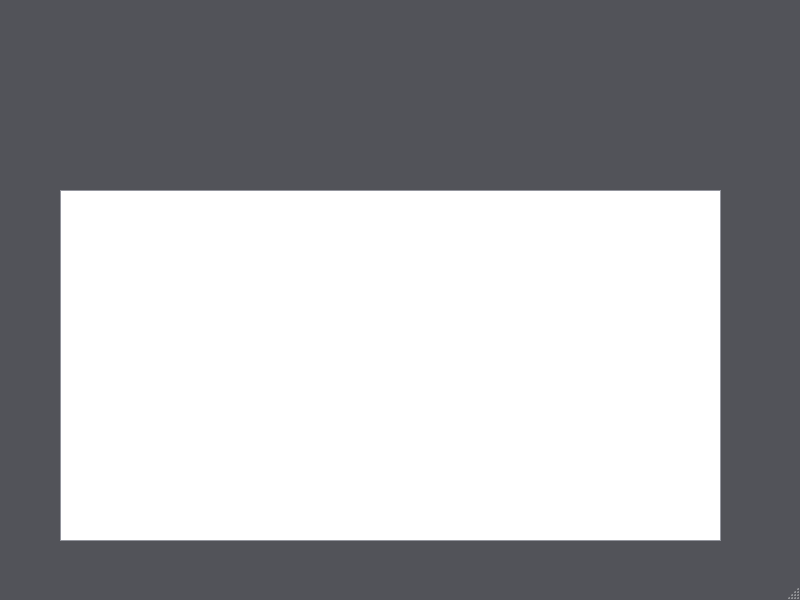
noah2734/FiniteStateMachines, file FiniteStateMachinesApp/mainwindow.ui: the form before one commit.
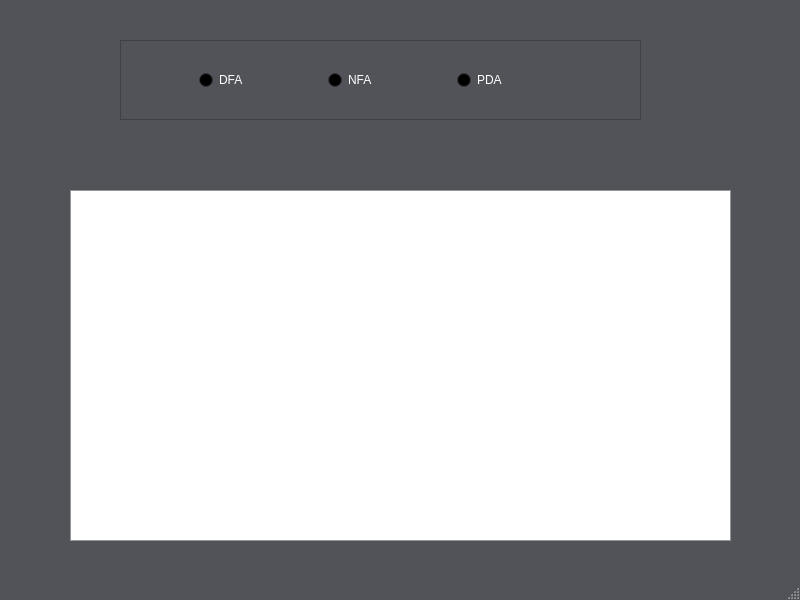
The form after the commit.

Commit message: added radio buttons

What changed in the file:
```diff
--- a/FiniteStateMachinesApp/mainwindow.ui
+++ b/FiniteStateMachinesApp/mainwindow.ui
@@ -459,7 +459,7 @@
    <widget class="QGraphicsView" name="graphicsView">
     <property name="geometry">
      <rect>
-      <x>60</x>
+      <x>70</x>
       <y>190</y>
       <width>661</width>
       <height>351</height>
@@ -911,6 +911,55 @@
      <string notr="true"/>
     </property>
    </widget>
+   <widget class="QFrame" name="frame">
+    <property name="geometry">
+     <rect>
+      <x>120</x>
+      <y>40</y>
+      <width>521</width>
+      <height>80</height>
+     </rect>
+    </property>
+    <property name="frameShape">
+     <enum>QFrame::StyledPanel</enum>
+    </property>
+    <property name="frameShadow">
+     <enum>QFrame::Raised</enum>
+    </property>
+    <widget class="QWidget" name="horizontalLayoutWidget">
+     <property name="geometry">
+      <rect>
+       <x>79</x>
+       <y>0</y>
+       <width>381</width>
+       <height>80</height>
+      </rect>
+     </property>
+     <layout class="QHBoxLayout" name="horizontalLayout">
+      <item>
+       <widget class="QRadioButton" name="DFARadio">
+        <property name="text">
+         <string>DFA</string>
+        </property>
+       </widget>
+      </item>
+      <item>
+       <widget class="QRadioButton" name="NFARadio">
+        <property name="text">
+         <string>NFA</string>
+        </property>
+       </widget>
+      </item>
+      <item>
+       <widget class="QRadioButton" name="PDARadio">
+        <property name="text">
+         <string>PDA</string>
+        </property>
+       </widget>
+      </item>
+     </layout>
+    </widget>
+   </widget>
   </widget>
   <widget class="QMenuBar" name="menubar">
    <property name="geometry">
```
The commit also changes 33 other files.
